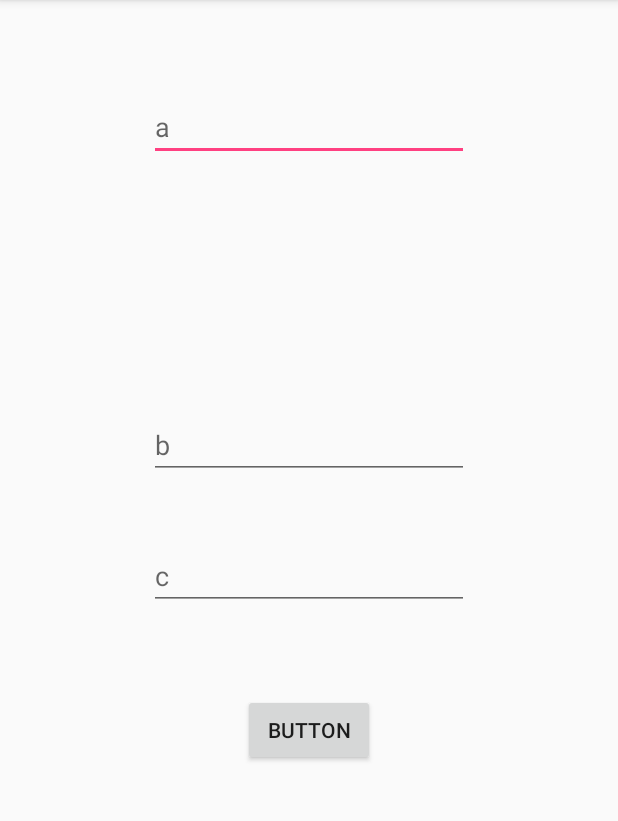
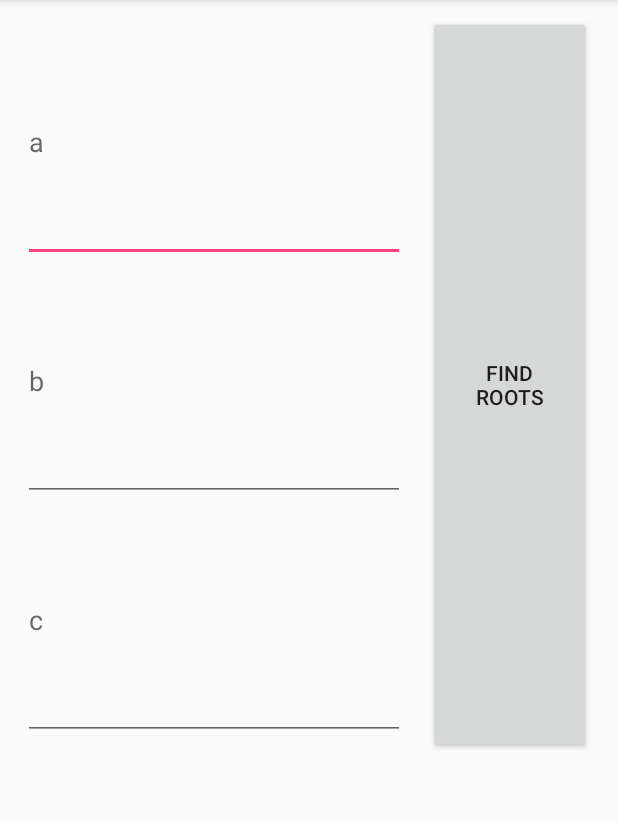
Before and after one commit to rustemazimov/QuadraticEquation, an Android app: the screen it shows after launch (MainActivity), on a phone screen of 412 x 824 dp, the part 84-905 px from its top. Run offline under Robolectric (Android 15) with nearby library versions, the phone set to English and light mode, and no system bars.

Commit message:
Layout Design made responsible

```diff
--- a/app/src/main/res/layout/activity_main.xml
+++ b/app/src/main/res/layout/activity_main.xml
@@ -1,39 +1,52 @@
 <?xml version="1.0" encoding="utf-8"?>
-<RelativeLayout xmlns:android="http://schemas.android.com/apk/res/android"
-    xmlns:app="http://schemas.android.com/apk/res-auto"
-    xmlns:tools="http://schemas.android.com/tools"
+<LinearLayout xmlns:android="http://schemas.android.com/apk/res/android"
+    android:orientation="vertical" android:layout_width="match_parent"
+    android:layout_height="match_parent"
+    android:weightSum="1"
+    android:layout_margin="5dp">
+
+    <LinearLayout
         android:layout_width="match_parent"
+        android:layout_height="wrap_content"
+        android:orientation="horizontal"
+        android:layout_weight="0.60"
+        android:weightSum="1">
+
+        <LinearLayout
+            android:layout_width="wrap_content"
             android:layout_height="match_parent"
-    tools:context="com.example.rustem.quadraticequation.MainActivity">
-
+            android:orientation="vertical"
+            android:layout_weight="0.60"
+            android:weightSum="1"
+            android:layout_margin="10dp">
 
             <EditText
                 android:id="@+id/aTxt"
-        android:layout_width="wrap_content"
+                android:layout_width="match_parent"
                 android:layout_height="wrap_content"
                 android:hint="a"
-        android:layout_marginTop="62dp"
                 android:ems="10"
                 android:inputType="numberDecimal"
                 android:digits="0123456789-."
                 android:layout_alignParentTop="true"
-        android:layout_centerHorizontal="true" />
+                android:layout_centerHorizontal="true"
+                android:layout_weight="0.33" />
 
             <EditText
                 android:id="@+id/bTxt"
-        android:layout_width="wrap_content"
+                android:layout_width="match_parent"
                 android:layout_height="wrap_content"
-        android:hint="b"
-        android:ems="10"
-        android:inputType="numberDecimal"
-        android:digits="0123456789-."
                 android:layout_above="@+id/cTxt"
                 android:layout_alignStart="@+id/aTxt"
-        android:layout_marginBottom="42dp" />
+                android:digits="0123456789-."
+                android:ems="10"
+                android:hint="b"
+                android:inputType="numberDecimal"
+                android:layout_weight="0.33" />
 
             <EditText
                 android:id="@+id/cTxt"
-        android:layout_width="wrap_content"
+                android:layout_width="match_parent"
                 android:layout_height="wrap_content"
                 android:hint="c"
                 android:ems="10"
@@ -42,27 +55,30 @@
                 android:layout_centerVertical="true"
                 android:layout_alignStart="@+id/bTxt"
                 android:imeOptions="actionDone"
-        />
+                android:layout_weight="0.33" />
+        </LinearLayout>
 
         <Button
             android:id="@+id/calcButton"
             android:layout_width="wrap_content"
-        android:layout_height="wrap_content"
+            android:layout_height="match_parent"
             android:layout_below="@+id/cTxt"
             android:layout_centerHorizontal="true"
-        android:layout_marginTop="56dp"
-        android:text="Button" />
+            android:text="Find\nRoots"
+            android:layout_margin="5dp"
+            android:layout_weight="0.30"/>
+    </LinearLayout>
 
     <EditText
         android:id="@+id/resultView"
-        android:layout_width="wrap_content"
+        android:layout_width="match_parent"
         android:layout_height="wrap_content"
         android:layout_alignStart="@+id/cTxt"
         android:layout_below="@+id/calcButton"
-        android:layout_marginTop="42dp"
         android:background="@android:color/transparent"
         android:ems="10"
         android:enabled="false"
-        android:inputType="textMultiLine" />
-
-</RelativeLayout>
+        android:inputType="textMultiLine"
+        android:layout_weight="0.40"
+        android:textAlignment="center"/>
+</LinearLayout>
```
Lines whose indentation alone changed are shown as unchanged.
